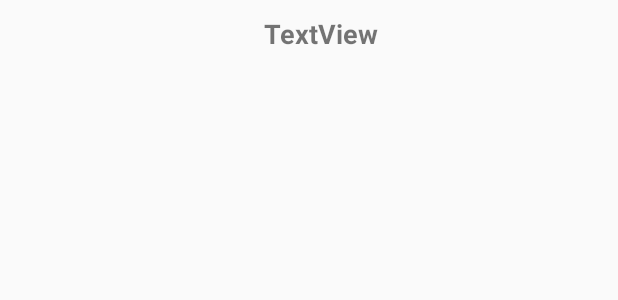
After one commit to pawanbangar/WatchDeck-Okhttp, an Android app: the layout comment_fragment.xml on its own in the app's theme, with its tools: preview values and no code run, on a phone screen of 412 x 824 dp. The commit adds this screen. Shown: the top 300 px of the screen. Run offline under Robolectric (Android 15) with nearby library versions, the phone set to English and light mode, and no system bars.

Commit message:
scrolling issue fixed in comment screen

```diff
--- a/app/src/main/java/com/example/watchdeck/data/entities/Data.kt
+++ b/app/src/main/java/com/example/watchdeck/data/entities/Data.kt
@@ -10,7 +10,5 @@ class Data(
     val info: String? = null,
     @SerializedName("id")
     @PrimaryKey
-    val id:Int?=null,
-    @SerializedName("comments_url")
-    val comments_url:String?=null
+    val id:Int?=null
 )
--- a/app/src/main/java/com/example/watchdeck/data/local/IssueDao.kt
+++ b/app/src/main/java/com/example/watchdeck/data/local/IssueDao.kt
@@ -10,6 +10,7 @@ import com.example.watchdeck.data.entities.Issue
 interface IssueDao {
     @Query("SELECT * FROM issues")
     fun getIssues() : LiveData<List<Issue>>
+
     @Insert(onConflict = OnConflictStrategy.REPLACE)
     suspend fun insertAll(issues: List<Issue>)
 
--- a/app/src/main/java/com/example/watchdeck/data/remote/BaseDataSource.kt
+++ b/app/src/main/java/com/example/watchdeck/data/remote/BaseDataSource.kt
@@ -15,7 +15,7 @@ abstract class BaseDataSource {
             }
             return error(" ${response.code()} ${response.message()}")
         } catch (e: Exception) {
-            return error(e.toString())
+            return error(e.message.toString())
         }
     }
 
--- a/app/src/main/java/com/example/watchdeck/data/remote/IssueRemoteDataSource.kt
+++ b/app/src/main/java/com/example/watchdeck/data/remote/IssueRemoteDataSource.kt
@@ -7,6 +7,5 @@ class IssueRemoteDataSource @Inject constructor(
 ): BaseDataSource() {
 
     suspend fun getIssues() = getResult { issueService.getIssues() }
-  //  suspend fun getIssue(id: Int) = getResult { issueService.getIssue(id) }
 
 }
--- a/app/src/main/java/com/example/watchdeck/data/remote/IssueService.kt
+++ b/app/src/main/java/com/example/watchdeck/data/remote/IssueService.kt
@@ -8,7 +8,4 @@ interface IssueService {
     @GET("issues")
     suspend fun getIssues() : Response<List<Issue>>
 
-
-//    @GET("{id}")
-//    suspend fun getIssue(@Path("id") id: Int): Response<Issue>
 }
--- a/app/src/main/java/com/example/watchdeck/data/repository/CommentRepository.kt
+++ b/app/src/main/java/com/example/watchdeck/data/repository/CommentRepository.kt
@@ -1,5 +1,6 @@
 package com.example.watchdeck.data.repository
 
+import com.example.watchdeck.data.entities.Comment
 import com.example.watchdeck.data.local.CommentDao
 import com.example.watchdeck.data.remote.CommentRemoteDataSource
 import com.example.watchdeck.utils.performGetOperation
@@ -12,6 +13,6 @@ class CommentRepository @Inject constructor (
     fun getComments(id: Int)= performGetOperation(
         databaseQuery = { localDataSource.getComments(id)},
         networkCall = { remoteDataSource.getComments(id) },
-        saveCallResult = { localDataSource.insertAll(it) }
+        saveCallResult = { localDataSource.insertAll(it.map { Comment(id=id,body = it.body) }) }
     )
 }
--- a/app/src/main/java/com/example/watchdeck/data/repository/IssueRepository.kt
+++ b/app/src/main/java/com/example/watchdeck/data/repository/IssueRepository.kt
@@ -10,11 +10,6 @@ class IssueRepository @Inject constructor(
     private val localDataSource: IssueDao
 ) {
 
-//    fun getIssue(number: Int) = performGetOperation(
-//        databaseQuery = { localDataSource.getIssue(number) },
-//        networkCall = { remoteDataSource.getIssue(number) },
-//        saveCallResult = { localDataSource.insert(it) }
-//    )
 
     fun getIssues() = performGetOperation(
         databaseQuery = { localDataSource.getIssues() },
--- a/app/src/main/java/com/example/watchdeck/ui/issuedetail/IssueDetailViewModel.kt
+++ b/app/src/main/java/com/example/watchdeck/ui/issuedetail/CommentsViewModel.kt
@@ -9,7 +9,7 @@ import com.example.watchdeck.data.entities.Comment
 import com.example.watchdeck.data.repository.CommentRepository
 import com.example.watchdeck.utils.Resource
 
-class IssueDetailViewModel @ViewModelInject constructor(
+class CommentsViewModel @ViewModelInject constructor(
     private val repository: CommentRepository
 ) : ViewModel() {
 
--- a/app/src/main/java/com/example/watchdeck/ui/issues/IssuesFragment.kt
+++ b/app/src/main/java/com/example/watchdeck/ui/issues/IssuesFragment.kt
@@ -64,7 +64,7 @@ class IssuesFragment : Fragment(), IssuesAdapter.IssueItemListener {
     override fun onClickedIssue(data: Data) {
         findNavController().navigate(
             R.id.action_charactersFragment_to_characterDetailFragment,
-            bundleOf("id" to data.id,"comments_url" to data.comments_url,"info" to data.info)
+            bundleOf("id" to data.id,"info" to data.info)
         )
     }
 }
--- a/app/src/main/java/com/example/watchdeck/utils/Resource.kt
+++ b/app/src/main/java/com/example/watchdeck/utils/Resource.kt
@@ -1,4 +1,6 @@
 package com.example.watchdeck.utils
+
+import android.util.Log
 
 data class Resource<out T>(val status: Status, val data: T?, val message: String?) {
 
--- /dev/null
+++ b/app/src/main/res/layout/comment_fragment.xml
@@ -0,0 +1,50 @@
+<?xml version="1.0" encoding="utf-8"?>
+<FrameLayout xmlns:android="http://schemas.android.com/apk/res/android"
+    xmlns:app="http://schemas.android.com/apk/res-auto"
+    xmlns:tools="http://schemas.android.com/tools"
+    android:layout_width="match_parent"
+    android:layout_height="match_parent"
+    tools:context=".ui.issuedetail.CommentFragment">
+<ScrollView
+    android:id="@+id/scrollView"
+    android:layout_width="match_parent"
+    android:layout_height="match_parent"
+    android:fillViewport="true">
+    <androidx.constraintlayout.widget.ConstraintLayout
+        android:layout_width="match_parent"
+        android:layout_height="match_parent">
+<TextView
+    android:id="@+id/title"
+    android:layout_width="wrap_content"
+    android:layout_height="wrap_content"
+    android:layout_marginStart="15dp"
+    android:layout_marginTop="10dp"
+    android:text="TextView"
+    android:layout_marginBottom="10dp"
+    android:textSize="18sp"
+    android:textStyle="bold"
+    app:layout_constraintStart_toStartOf="parent"
+    app:layout_constraintEnd_toEndOf="parent"
+    app:layout_constraintTop_toTopOf="parent" />
+    <androidx.recyclerview.widget.RecyclerView
+        android:id="@+id/characters_rv"
+        android:layout_width="match_parent"
+        android:layout_height="wrap_content"
+        app:layout_constraintEnd_toEndOf="parent"
+        app:layout_constraintStart_toStartOf="parent"
+        app:layout_constraintTop_toBottomOf="@id/title" />
+    <ProgressBar
+        app:layout_constraintEnd_toEndOf="parent"
+        app:layout_constraintBottom_toBottomOf="parent"
+        app:layout_constraintStart_toStartOf="parent"
+        app:layout_constraintTop_toTopOf="parent"
+        android:id="@+id/progress_bar"
+        android:layout_width="wrap_content"
+        android:layout_height="wrap_content"
+        android:layout_gravity="center"
+        android:indeterminate="true"
+        tools:visibility="gone" />
+
+    </androidx.constraintlayout.widget.ConstraintLayout>
+</ScrollView>
+</FrameLayout>
--- a/app/src/main/res/layout/item_character.xml
+++ b/app/src/main/res/layout/item_issue.xml
@@ -1,5 +1,6 @@
 <?xml version="1.0" encoding="utf-8"?>
-<androidx.constraintlayout.widget.ConstraintLayout xmlns:android="http://schemas.android.com/apk/res/android"
+<androidx.constraintlayout.widget.ConstraintLayout
+    xmlns:android="http://schemas.android.com/apk/res/android"
     xmlns:app="http://schemas.android.com/apk/res-auto"
     xmlns:tools="http://schemas.android.com/tools"
     android:layout_width="match_parent"
```
Also changed, not shown: app/src/main/java/com/example/watchdeck/data/local/CommentDao.kt (+4 -4 lines), app/src/main/java/com/example/watchdeck/ui/issuedetail/CommentFragment.kt (renamed from app/src/main/java/com/example/watchdeck/ui/issuedetail/IssueDetailFragment.kt, +21 -22 lines), app/src/main/java/com/example/watchdeck/ui/issuedetail/CommentsAdapter.kt (added, +56 -0 lines), app/src/main/java/com/example/watchdeck/ui/issues/IssuesAdapter.kt (+4 -4 lines), app/src/main/res/layout/issue_detail_fragment.xml (deleted, +0 -105 lines), app/src/main/res/layout/item_comment.xml (added, +31 -0 lines), app/src/main/res/navigation/nav_graph.xml (+5 -5 lines).
